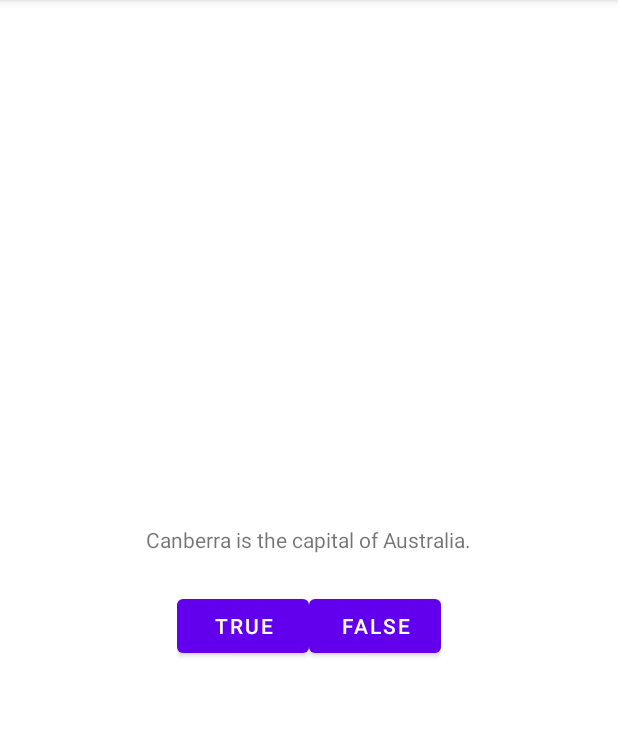
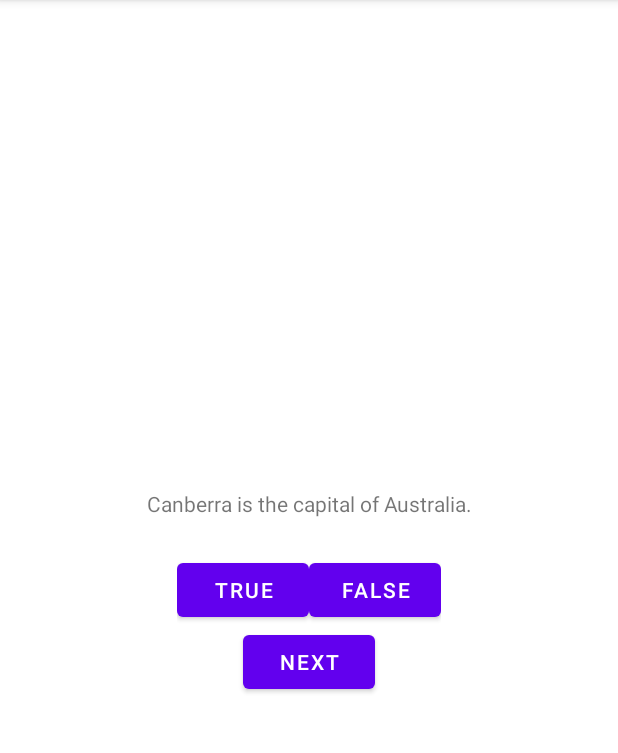
Before and after one commit to a-zhongg/GeoQuiz, an Android app: the screen it shows after launch (MainActivity), on a phone screen of 412 x 824 dp, the part 84-837 px from its top. Run offline under Robolectric (Android 15) with nearby library versions, the phone set to English and light mode, and no system bars.

Commit message:
Added multiple questions and next button

```diff
--- a/app/src/main/java/com/bignerdranch/android/geoquiz/MainActivity.kt
+++ b/app/src/main/java/com/bignerdranch/android/geoquiz/MainActivity.kt
@@ -4,19 +4,33 @@ import androidx.appcompat.app.AppCompatActivity
 import android.os.Bundle
 import android.view.View
 import android.widget.Button
+import android.widget.TextView
 import android.widget.Toast
 
 class MainActivity : AppCompatActivity() {
 
     private lateinit var trueButton: Button
     private lateinit var falseButton: Button
+    private lateinit var nextButton: Button
+    private lateinit var questionTextView: TextView
 
-    override fun onCreate(savedInstanceState: Bundle?) {
+    private val questionBank = listOf(
+        Question(R.string.question_australia, true),
+        Question(R.string.question_oceans, true),
+        Question(R.string.question_mideast, false),
+        Question(R.string.question_africa, false),
+        Question(R.string.question_americas, true),
+        Question(R.string.question_asia, true))
+    private var currentIndex = 0
+
+        override fun onCreate(savedInstanceState: Bundle?) {
         super.onCreate(savedInstanceState)
         setContentView(R.layout.activity_main)
 
         trueButton = findViewById(R.id.true_button)
         falseButton = findViewById(R.id.false_button)
+        nextButton = findViewById(R.id.next_button)
+        questionTextView = findViewById(R.id.question_text_view)
 
         trueButton.setOnClickListener { view: View ->
             Toast.makeText(
@@ -32,5 +46,16 @@ class MainActivity : AppCompatActivity() {
                 Toast.LENGTH_SHORT
             ) .show()
         }
+
+        nextButton.setOnClickListener {
+            currentIndex = (currentIndex + 1) % questionBank.size
+            val questionTextResId = questionBank[currentIndex].textResId
+            questionTextView.setText(questionTextResId)
+        }
+
+
+        val questionTextResId = questionBank[currentIndex].textResId
+        questionTextView.setText(questionTextResId)
+
     }
 }
--- /dev/null
+++ b/app/src/main/java/com/bignerdranch/android/geoquiz/Question.kt
@@ -0,0 +1,5 @@
+package com.bignerdranch.android.geoquiz
+
+import androidx.annotation.StringRes
+
+data class Question(@StringRes val textResId: Int, val answer: Boolean)
--- a/app/src/main/res/layout/activity_main.xml
+++ b/app/src/main/res/layout/activity_main.xml
@@ -1,14 +1,17 @@
 <?xml version="1.0" encoding="utf-8"?>
 <LinearLayout xmlns:android="http://schemas.android.com/apk/res/android"
+    xmlns:tools="http://schemas.android.com/tools"
     android:layout_width="match_parent"
     android:layout_height="match_parent"
     android:gravity="center"
     android:orientation="vertical">
     <TextView
+        android:id="@+id/question_text_view"
         android:layout_width="wrap_content"
         android:layout_height="wrap_content"
+        android:gravity="center"
         android:padding="24dp"
-        android:text="@string/question_text" />
+        tools:text="@string/question_australia" />
     <LinearLayout
         android:layout_width="wrap_content"
         android:layout_height="wrap_content"
@@ -24,4 +27,11 @@
             android:layout_height="wrap_content"
             android:text="@string/false_button" />
     </LinearLayout>
+
+    <Button
+        android:id="@+id/next_button"
+        android:layout_width="wrap_content"
+        android:layout_height="wrap_content"
+        android:text="@string/next_button" />
+
 </LinearLayout>
--- a/app/src/main/res/values/strings.xml
+++ b/app/src/main/res/values/strings.xml
@@ -1,8 +1,18 @@
 <resources>
     <string name="app_name">GeoQuiz</string>
-    <string name="question_text">Canberra is the capital of Australia.</string>
+    <string name="question_australia">Canberra is the capital of Australia.</string>
+    <string name="question_oceans">The Pacific Ocean is larger than
+ the Atlantic Ocean.</string>
+    <string name="question_mideast">The Suez Canal connects the Red Sea
+ and the Indian Ocean.</string>
+    <string name="question_africa">The source of the Nile River is in Egypt.</string>
+    <string name="question_americas">The Amazon River is the longest river
+ in the Americas.</string>
+    <string name="question_asia">Lake Baikal is the world\'s oldest and deepest
+ freshwater lake.</string>
     <string name="true_button">True</string>
     <string name="false_button">False</string>
+    <string name="next_button">Next</string>
     <string name= "correct_toast">Correct!</string>
     <string name="incorrect_toast">Incorrect!</string>
 </resources>
```
